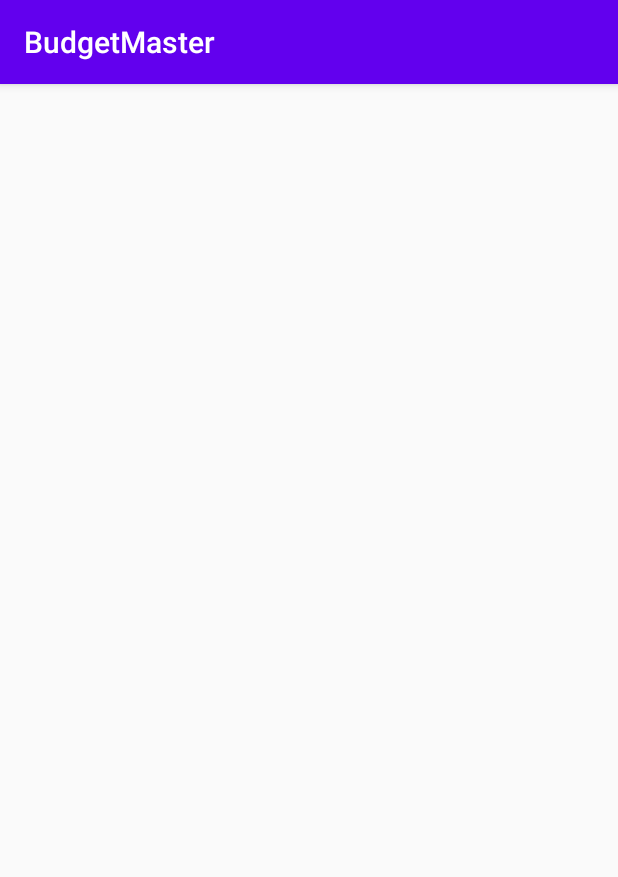
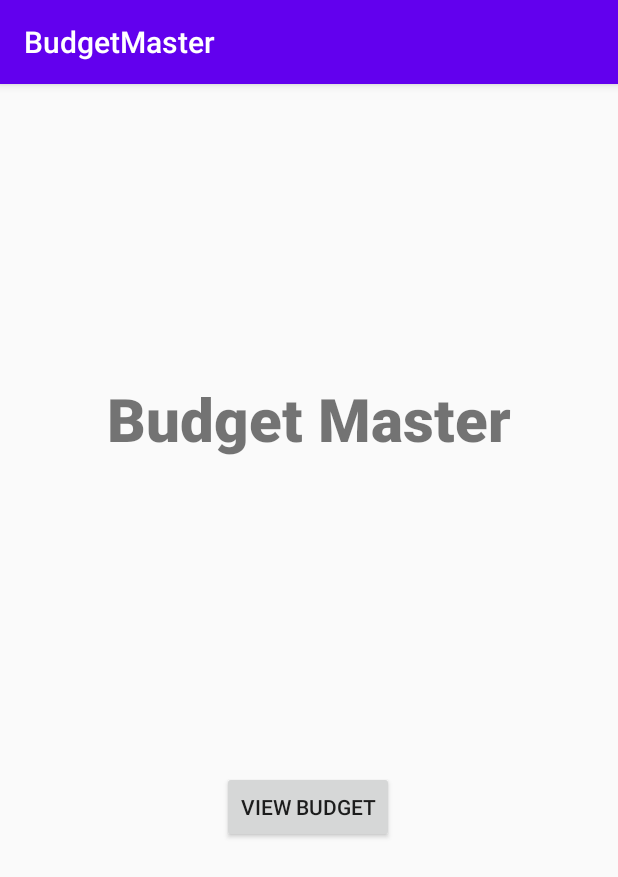
Before and after one commit to Lutherfoster98/BudgetMaster, an Android app: the screen it shows after launch (MainActivity), on a phone screen of 412 x 824 dp. Shown: the top 877 px of the screen. Run offline under Robolectric (Android 15) with nearby library versions, the light colour scheme and no system bars.

Commit message:
Barebones layout Created

```diff
--- a/app/src/main/res/layout/home_page.xml
+++ b/app/src/main/res/layout/home_page.xml
@@ -4,4 +4,30 @@
     xmlns:tools="http://schemas.android.com/tools"
     android:layout_width="match_parent"
     android:layout_height="match_parent"
-    tools:context=".MainActivity"/>
+    tools:context=".MainActivity">
+
+    <Button
+        android:id="@+id/viewBudgetButton"
+        android:layout_width="wrap_content"
+        android:layout_height="wrap_content"
+        android:layout_marginBottom="252dp"
+        android:text="View Budget"
+        app:layout_constraintBottom_toBottomOf="parent"
+        app:layout_constraintEnd_toEndOf="parent"
+        app:layout_constraintHorizontal_bias="0.498"
+        app:layout_constraintStart_toStartOf="parent"
+        app:layout_constraintTop_toBottomOf="@+id/titleTextView"
+        app:layout_constraintVertical_bias="0.953" />
+
+    <TextView
+        android:id="@+id/titleTextView"
+        android:layout_width="wrap_content"
+        android:layout_height="wrap_content"
+        android:layout_marginTop="196dp"
+        android:fontFamily="sans-serif-black"
+        android:text="Budget Master"
+        android:textSize="40sp"
+        app:layout_constraintEnd_toEndOf="parent"
+        app:layout_constraintStart_toStartOf="parent"
+        app:layout_constraintTop_toTopOf="parent" />
+</androidx.constraintlayout.widget.ConstraintLayout>
```
Also changed, not shown: app/src/main/java/com/joshuafoster/budgetmaster/MainActivity.java (+40 -1 lines), app/src/main/res/layout/budget_overview.xml (added, +123 -0 lines).
